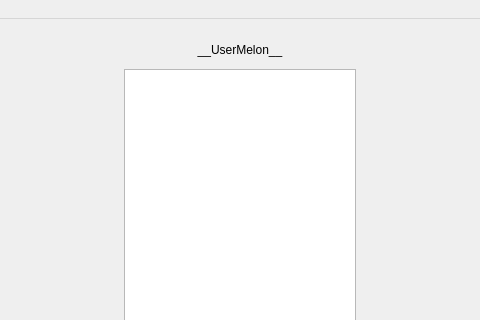
Above: src/client-desktop/ui/main_window.ui from kovdan01/melon before the change; both pictures show x 160 to 640 and y 0 to 320 of the 800 by 650 pixel window. Below: the same form after it.
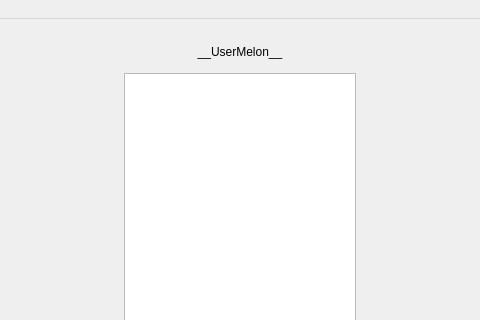
That is the form after the change.

```diff
--- a/src/client-desktop/ui/main_window.ui
+++ b/src/client-desktop/ui/main_window.ui
@@ -11,7 +11,7 @@
    </rect>
   </property>
   <property name="sizePolicy">
-   <sizepolicy hsizetype="Preferred" vsizetype="Preferred">
+   <sizepolicy hsizetype="Preferred" vsizetype="MinimumExpanding">
     <horstretch>0</horstretch>
     <verstretch>0</verstretch>
    </sizepolicy>
@@ -19,7 +19,7 @@
   <property name="minimumSize">
    <size>
     <width>800</width>
-    <height>300</height>
+    <height>600</height>
    </size>
   </property>
   <property name="mouseTracking">
@@ -68,12 +68,18 @@
         <height>16777208</height>
        </size>
       </property>
-      <layout class="QVBoxLayout" name="verticalLayout_2" stretch="1,20,2">
+      <layout class="QVBoxLayout" name="verticalLayout_2" stretch="1,5,2">
        <property name="sizeConstraint">
         <enum>QLayout::SetDefaultConstraint</enum>
        </property>
        <item>
         <widget class="QLabel" name="UserName">
+         <property name="maximumSize">
+          <size>
+           <width>16777215</width>
+           <height>30</height>
+          </size>
+         </property>
          <property name="text">
           <string>__UserMelon__</string>
          </property>
```
Left out of the diff: 8 changed lines with no effect on the pictures.
